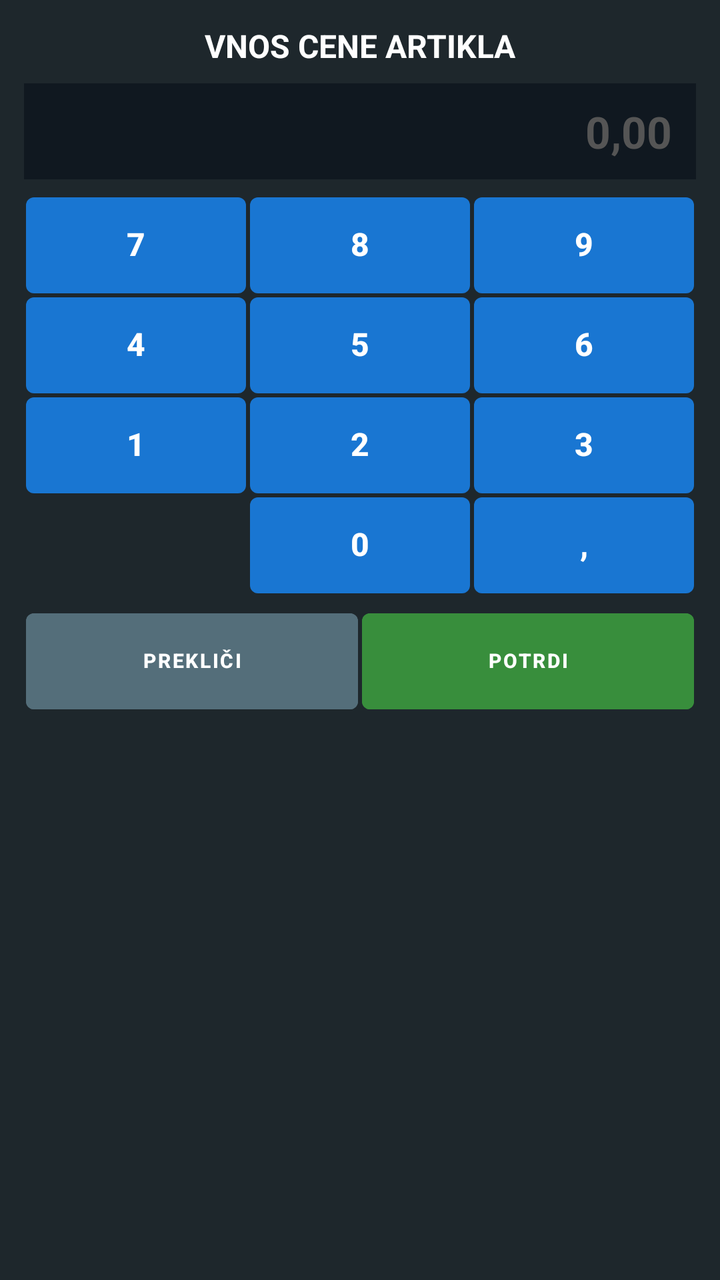
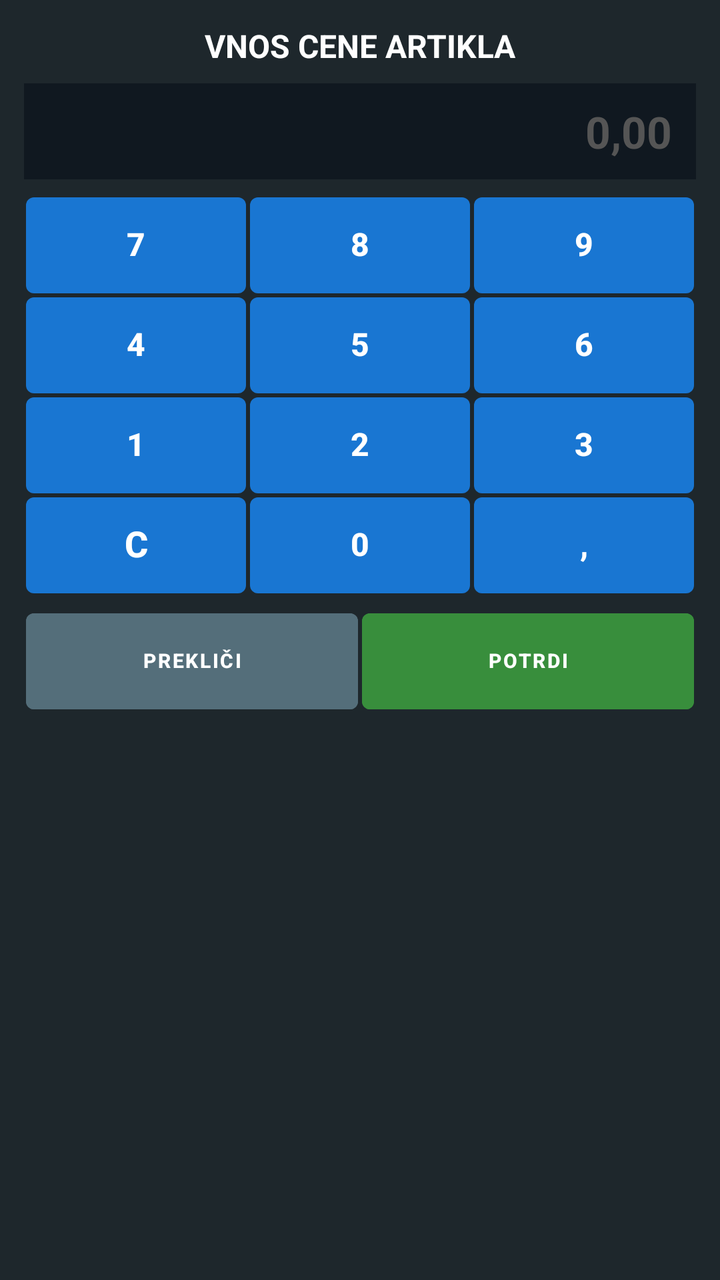

Before-and-after screenshots of an Android layout around one commit, followed by the original layout XML and the change that was made.
<!-- AndroidManifest.xml: application theme Theme.RosKasa -->
<!-- res/layout/dialog_vnos_cene.xml -->
<?xml version="1.0" encoding="utf-8"?>
<LinearLayout xmlns:android="http://schemas.android.com/apk/res/android"
    android:layout_width="match_parent"
    android:layout_height="wrap_content"
    android:orientation="vertical"
    android:background="#1E272C"
    android:padding="12dp">

    <TextView
        android:id="@+id/tvVnosCeneTitle"
        android:layout_width="match_parent"
        android:layout_height="wrap_content"
        android:text="VNOS CENE ARTIKLA"
        android:textColor="#FFFFFF"
        android:textSize="16sp"
        android:textStyle="bold"
        android:gravity="center"
        android:paddingBottom="8dp" />

    <EditText
        android:id="@+id/etVnosCeneValue"
        android:layout_width="match_parent"
        android:layout_height="48dp"
        android:background="#101820"
        android:textColor="#00FF66"
        android:textSize="22sp"
        android:textStyle="bold"
        android:gravity="end|center_vertical"
        android:paddingEnd="12dp"
        android:paddingStart="12dp"
        android:inputType="numberDecimal"
        android:hint="0,00"
        android:textColorHint="#555555" />

    <GridLayout
        android:layout_width="match_parent"
        android:layout_height="wrap_content"
        android:columnCount="3"
        android:rowCount="4"
        android:alignmentMode="alignBounds"
        android:useDefaultMargins="false"
        android:layout_marginTop="8dp">

        <com.google.android.material.button.MaterialButton
            android:id="@+id/btnNum7" style="@style/PosButtonStyle" android:layout_width="0dp" android:layout_height="48dp" android:layout_columnWeight="1" android:layout_gravity="fill" android:text="7" android:textSize="16sp" />
        <com.google.android.material.button.MaterialButton
            android:id="@+id/btnNum8" style="@style/PosButtonStyle" android:layout_width="0dp" android:layout_height="48dp" android:layout_columnWeight="1" android:layout_gravity="fill" android:text="8" android:textSize="16sp" />
        <com.google.android.material.button.MaterialButton
            android:id="@+id/btnNum9" style="@style/PosButtonStyle" android:layout_width="0dp" android:layout_height="48dp" android:layout_columnWeight="1" android:layout_gravity="fill" android:text="9" android:textSize="16sp" />

        <com.google.android.material.button.MaterialButton
            android:id="@+id/btnNum4" style="@style/PosButtonStyle" android:layout_width="0dp" android:layout_height="48dp" android:layout_columnWeight="1" android:layout_gravity="fill" android:text="4" android:textSize="16sp" />
        <com.google.android.material.button.MaterialButton
            android:id="@+id/btnNum5" style="@style/PosButtonStyle" android:layout_width="0dp" android:layout_height="48dp" android:layout_columnWeight="1" android:layout_gravity="fill" android:text="5" android:textSize="16sp" />
        <com.google.android.material.button.MaterialButton
            android:id="@+id/btnNum6" style="@style/PosButtonStyle" android:layout_width="0dp" android:layout_height="48dp" android:layout_columnWeight="1" android:layout_gravity="fill" android:text="6" android:textSize="16sp" />

        <com.google.android.material.button.MaterialButton
            android:id="@+id/btnNum1" style="@style/PosButtonStyle" android:layout_width="0dp" android:layout_height="48dp" android:layout_columnWeight="1" android:layout_gravity="fill" android:text="1" android:textSize="16sp" />
        <com.google.android.material.button.MaterialButton
            android:id="@+id/btnNum2" style="@style/PosButtonStyle" android:layout_width="0dp" android:layout_height="48dp" android:layout_columnWeight="1" android:layout_gravity="fill" android:text="2" android:textSize="16sp" />
        <com.google.android.material.button.MaterialButton
            android:id="@+id/btnNum3" style="@style/PosButtonStyle" android:layout_width="0dp" android:layout_height="48dp" android:layout_columnWeight="1" android:layout_gravity="fill" android:text="3" android:textSize="16sp" />

        <com.google.android.material.button.MaterialButton
            android:id="@+id/btnNumMinus" style="@style/PosButtonStyle" android:layout_width="0dp" android:layout_height="48dp" android:layout_columnWeight="1" android:layout_gravity="fill" android:text="-" android:textSize="18sp" android:visibility="gone" />
        <com.google.android.material.button.MaterialButton
            android:id="@+id/btnNum0" style="@style/PosButtonStyle" android:layout_width="0dp" android:layout_height="48dp" android:layout_columnWeight="1" android:layout_gravity="fill" android:text="0" android:textSize="16sp" />
        <com.google.android.material.button.MaterialButton
            android:id="@+id/btnNumComma" style="@style/PosButtonStyle" android:layout_width="0dp" android:layout_height="48dp" android:layout_columnWeight="1" android:layout_gravity="fill" android:text="," android:textSize="16sp" />
    </GridLayout>

    <LinearLayout
        android:layout_width="match_parent"
        android:layout_height="wrap_content"
        android:orientation="horizontal"
        android:layout_marginTop="8dp">

        <com.google.android.material.button.MaterialButton
            android:id="@+id/btnVnosCeneCancel"
            style="@style/PosButtonStyle"
            android:layout_width="0dp"
            android:layout_height="48dp"
            android:layout_weight="1"
            android:backgroundTint="#546E7A"
            android:text="PREKLIČI"
            android:textColor="#FFFFFF" />

        <com.google.android.material.button.MaterialButton
            android:id="@+id/btnVnosCeneOk"
            style="@style/PosButtonStyle"
            android:layout_width="0dp"
            android:layout_height="48dp"
            android:layout_weight="1"
            android:backgroundTint="@color/pos_accent_green"
            android:text="POTRDI"
            android:textColor="#FFFFFF" />
    </LinearLayout>

</LinearLayout>
<!-- resources referenced by this layout -->
<resources>
  <color name="pos_accent_green">#388E3C</color>
  <style name="PosButtonStyle" parent="Widget.MaterialComponents.Button">
          <item name="android:layout_height">50dp</item>
          <item name="android:minHeight">50dp</item>
          <item name="android:insetTop">0dp</item>
          <item name="android:insetBottom">0dp</item>
          <item name="android:insetLeft">0dp</item>
          <item name="android:insetRight">0dp</item>
          <item name="android:paddingTop">0dp</item>
          <item name="android:paddingBottom">0dp</item>
          <item name="android:paddingLeft">2dp</item>
          <item name="android:paddingRight">2dp</item>
          <item name="android:gravity">center</item>
          <item name="android:includeFontPadding">false</item>
          <item name="android:textStyle">bold</item>
          <item name="android:textSize">10sp</item>
          <item name="android:layout_margin">1dp</item>
          <item name="android:baselineAligned">false</item>
          <item name="android:maxLines">3</item>
          <item name="android:ellipsize">end</item>
          <item name="cornerRadius">4dp</item>
      </style>
  <style name="Theme.RosKasa" parent="Theme.MaterialComponents.DayNight.NoActionBar">
          <item name="colorPrimary">@color/pos_accent_blue</item>
          <item name="colorSecondary">@color/pos_accent_green</item>
          <item name="android:windowBackground">@color/pos_bg_dark</item>
          <item name="android:textColor">@color/pos_btn_text</item>
      </style>
  <color name="pos_accent_blue">#1976D2</color>
  <color name="pos_bg_dark">#222222</color>
  <color name="pos_btn_text">#FFFFFF</color>
</resources>

<!-- the commit's change to res/layout/dialog_vnos_cene.xml (unified diff, before → after) -->
@@ -63,7 +63,7 @@
             android:id="@+id/btnNum3" style="@style/PosButtonStyle" android:layout_width="0dp" android:layout_height="48dp" android:layout_columnWeight="1" android:layout_gravity="fill" android:text="3" android:textSize="16sp" />
 
         <com.google.android.material.button.MaterialButton
-            android:id="@+id/btnNumMinus" style="@style/PosButtonStyle" android:layout_width="0dp" android:layout_height="48dp" android:layout_columnWeight="1" android:layout_gravity="fill" android:text="-" android:textSize="18sp" android:visibility="gone" />
+            android:id="@+id/btnNumMinus" style="@style/PosButtonStyle" android:layout_width="0dp" android:layout_height="48dp" android:layout_columnWeight="1" android:layout_gravity="fill" android:text="C" android:textSize="18sp" />
         <com.google.android.material.button.MaterialButton
             android:id="@+id/btnNum0" style="@style/PosButtonStyle" android:layout_width="0dp" android:layout_height="48dp" android:layout_columnWeight="1" android:layout_gravity="fill" android:text="0" android:textSize="16sp" />
         <com.google.android.material.button.MaterialButton
